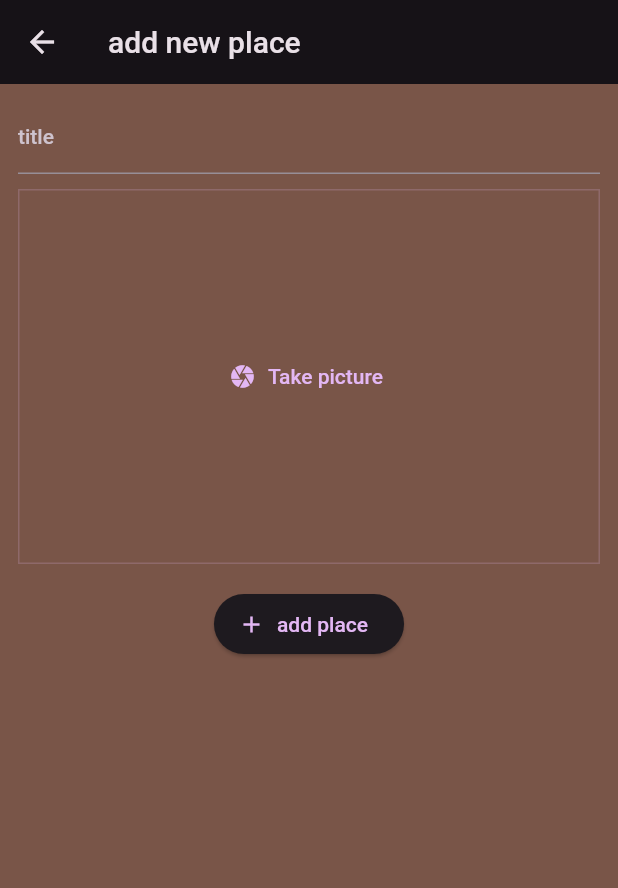
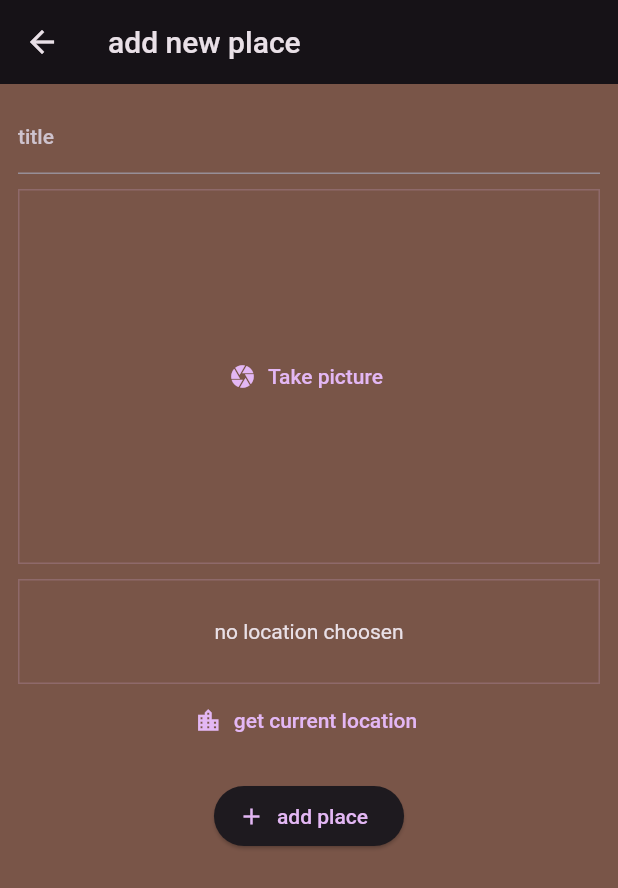
Before and after one commit to kokocssf/places-app, a Flutter app: the AddPlaceScreen screen opened directly, on a phone screen of 412 x 824 dp. Shown: the top 888 px of the screen. Run offline on Flutter 3.47's test engine with Material 2 defaults, Android fonts, the phone set to English and light mode, and no system bars; our stand-ins replace flutter_riverpod, image_picker, location.

Commit message:
locatione input

```diff
--- a/lib/screens/add_place.dart
+++ b/lib/screens/add_place.dart
@@ -1,5 +1,6 @@
 import 'dart:io';
 
+import 'package:app6/widgets/location_input.dart';
 import 'package:flutter/material.dart';
 import 'package:flutter_riverpod/flutter_riverpod.dart';
 
@@ -35,7 +36,7 @@ class _AddPlaceScreenState extends ConsumerState<AddPlaceScreen> {
   @override
   Widget build(BuildContext context) {
     return Scaffold(
-      appBar: AppBar(title: const Text("add new place ")),
+      appBar: AppBar(title: const Text("add new place "),),
       body: SingleChildScrollView(
         padding: const EdgeInsets.all(12),
         child: Column(
@@ -49,6 +50,11 @@ class _AddPlaceScreenState extends ConsumerState<AddPlaceScreen> {
               height: 10,
             ),
             ImageInput(onSelectImage: (File image) =>_selectImage=image,),
+ const SizedBox(
+              height: 10,
+            ),//location input
+            LocationInput(),
+
             const SizedBox(
               height: 16,
             ),
--- /dev/null
+++ b/lib/widgets/location_input.dart
@@ -0,0 +1,94 @@
+import 'package:flutter/cupertino.dart';
+import 'package:flutter/material.dart';
+import 'package:location/location.dart';
+
+class LocationInput extends StatefulWidget {
+  const LocationInput({super.key});
+
+  @override
+  State<LocationInput> createState() => _LocationInputState();
+}
+
+class _LocationInputState extends State<LocationInput> {
+
+Location? _pickedLocation ;
+bool _isGettingLocation = false;
+
+
+void _getCurrentLocation()async{
+  Location location =  Location();
+
+bool serviceEnabled;
+PermissionStatus permissionGranted;
+LocationData locationData;
+
+serviceEnabled = await location.serviceEnabled();
+if (!serviceEnabled) {
+  serviceEnabled = await location.requestService();
+  if (!serviceEnabled) {
+    return;
+  }
+}
+
+permissionGranted = await location.hasPermission();
+if (permissionGranted == PermissionStatus.denied) {
+  permissionGranted = await location.requestPermission();
+  if (permissionGranted != PermissionStatus.granted) {
+    return;
+  }
+}
+setState(() {
+  _isGettingLocation = true;
+});
+
+
+locationData = await location.getLocation();
+
+setState(() {
+  _isGettingLocation = false;
+});
+
+}
+
+
+  @override
+  Widget build(BuildContext context) {
+ Widget  previewContent = Text(
+            "no location choosen",
+            textAlign: TextAlign.center,
+            style: TextStyle(
+                fontSize: 14,
+                color: Theme.of(context).colorScheme.onBackground),
+          );
+
+if (_isGettingLocation){
+  previewContent = const Center(child: CircularProgressIndicator(),);
+}
+
+    return Column(
+      children: [
+        Container(
+          height: 70,
+          width: double.infinity,
+          alignment: Alignment.center,
+          decoration: BoxDecoration(
+            border: Border.all(
+              color: Theme.of(context).colorScheme.primary.withOpacity(0.2),
+            ),
+          ),
+          child:  previewContent
+        ),
+        Row(
+          mainAxisAlignment: MainAxisAlignment.spaceEvenly,
+          children: [
+            TextButton.icon(
+              onPressed: _getCurrentLocation,
+              icon: Icon(Icons.location_city),
+              label: const Text("get current location"),
+            )
+          ],
+        )
+      ],
+    );
+  }
+}
--- a/pubspec.yaml
+++ b/pubspec.yaml
@@ -39,6 +39,7 @@ dependencies:
   uuid: ^4.2.2
   flutter_riverpod: ^2.4.10
   image_picker: ^1.0.7
+  location: ^5.0.3
 
 dev_dependencies:
   flutter_test:
```
Also changed, not shown: pubspec.lock, 3 other files.
